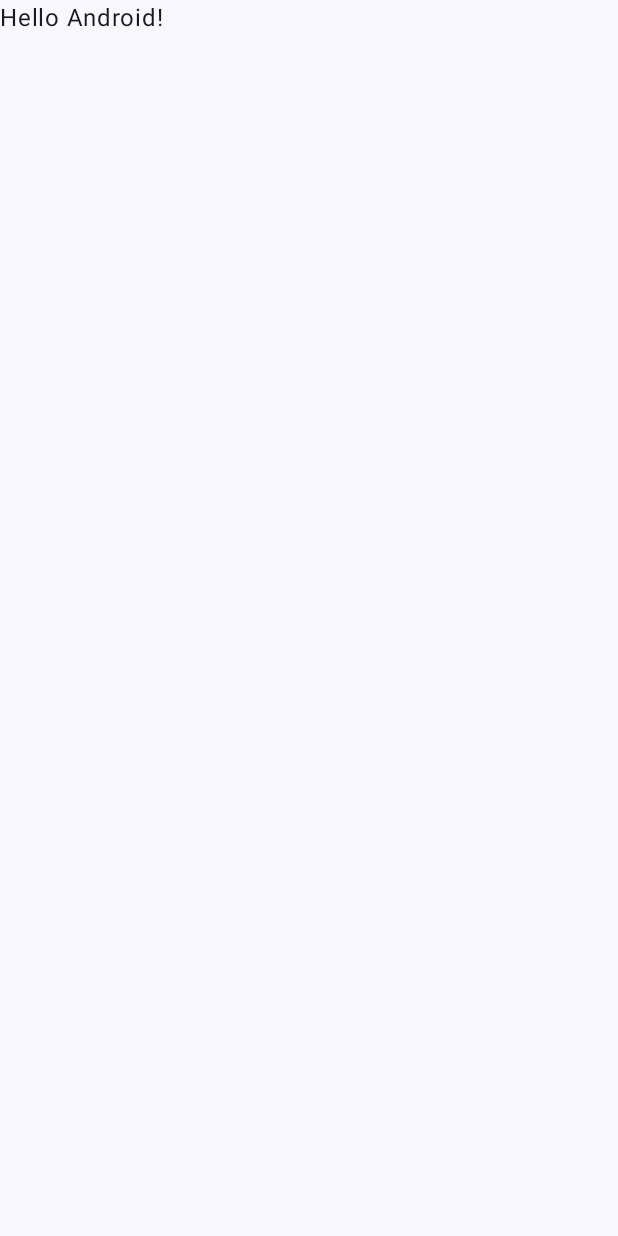
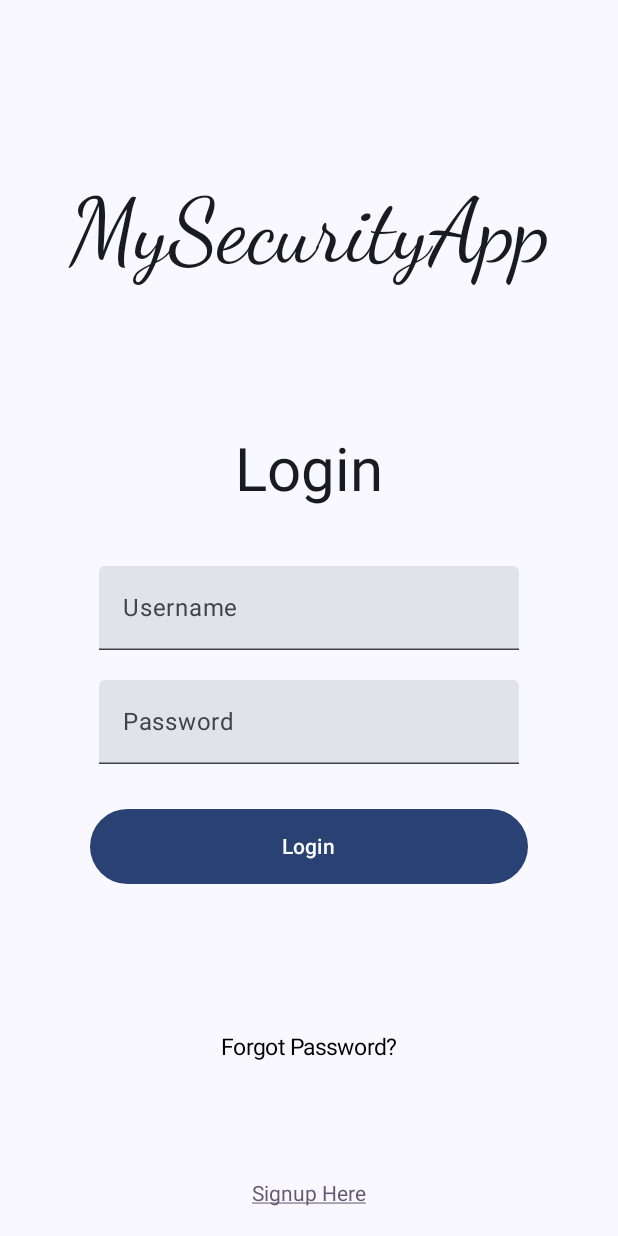
Before and after one commit to Maricarmen5-31/DANPExamen01, an Android app built with Jetpack Compose: the screen it shows after launch (MainActivity), on a phone screen of 412 x 824 dp. Before the commit the screen is almost empty. Run offline under Robolectric (Android 15) with nearby library versions, the phone set to English and light mode, and no system bars.

Commit message:
2da parte

```diff
--- /dev/null
+++ b/app/src/main/java/com/example/danpexamen01/interfaces/LoginPage.kt
@@ -0,0 +1,111 @@
+package com.example.danpexamen01.interfaces
+
+import androidx.compose.foundation.layout.*
+import androidx.compose.foundation.shape.RoundedCornerShape
+import androidx.compose.foundation.text.ClickableText
+import androidx.compose.foundation.text.KeyboardOptions
+import androidx.compose.material3.Button
+import androidx.compose.material3.ExperimentalMaterial3Api
+import androidx.compose.material3.Text
+import androidx.compose.material3.TextField
+import androidx.compose.runtime.Composable
+import androidx.compose.runtime.mutableStateOf
+import androidx.compose.runtime.remember
+import androidx.compose.ui.Alignment
+import androidx.compose.ui.Modifier
+import androidx.compose.ui.text.AnnotatedString
+import androidx.compose.ui.text.TextStyle
+import androidx.compose.ui.text.font.FontFamily
+import androidx.compose.ui.text.input.KeyboardType
+import androidx.compose.ui.text.input.TextFieldValue
+import androidx.compose.ui.text.style.TextDecoration
+import androidx.compose.ui.unit.dp
+import androidx.compose.ui.unit.sp
+import androidx.navigation.NavController
+import com.example.danpexamen01.ui.theme.PurpleGrey40
+
+@OptIn(ExperimentalMaterial3Api::class)
+@Composable
+fun LoginPage(navController: NavController) {
+    Box(modifier = Modifier.fillMaxSize()) {
+        ClickableText(
+            text = AnnotatedString("Signup Here"),
+            modifier = Modifier
+                .align(Alignment.BottomCenter)
+                .padding(20.dp),
+            onClick = { navController.navigate("signup") },
+            style = TextStyle(
+                fontSize = 14.sp,
+                fontFamily = FontFamily.Default,
+                textDecoration = TextDecoration.Underline,
+                color = PurpleGrey40
+            )
+        )
+    }
+    Column(
+        modifier = Modifier.padding(20.dp),
+        verticalArrangement = Arrangement.Center,
+        horizontalAlignment = Alignment.CenterHorizontally
+    ) {
+        val username = remember {
+            mutableStateOf(TextFieldValue())
+        }
+        val password = remember {
+            mutableStateOf(TextFieldValue())
+        }
+
+        Text(
+            text = "MySecurityApp",
+            style = TextStyle(fontSize = 60.sp, fontFamily = FontFamily.Cursive)
+        )
+
+        Spacer(modifier = Modifier.height(100.dp))
+
+        Text(
+            text = "Login",
+            style = TextStyle(fontSize = 40.sp, fontFamily = FontFamily.SansSerif)
+        )
+
+        Spacer(modifier = Modifier.height(40.dp))
+
+        TextField(
+            label = { Text(text = "Username") },
+            value = username.value,
+            onValueChange = { username.value = it }
+        )
+
+        Spacer(modifier = Modifier.height(20.dp))
+
+        TextField(
+            label = { Text(text = "Password") },
+            value = password.value,
+            onValueChange = { password.value = it },
+            keyboardOptions = KeyboardOptions(keyboardType = KeyboardType.Password)
+        )
+
+        Spacer(modifier = Modifier.height(30.dp))
+
+        Box(modifier = Modifier.padding(40.dp, 0.dp, 40.dp, 0.dp)) {
+            Button(
+                onClick = {navController.navigate("menu")},
+                shape = RoundedCornerShape(50.dp),
+                modifier = Modifier
+                    .fillMaxWidth()
+                    .height(50.dp)
+            ) {
+                Text(text = "Login")
+            }
+        }
+
+        Spacer(modifier = Modifier.height(100.dp))
+
+        ClickableText(
+            text = AnnotatedString("Forgot Password?"),
+            onClick = { navController.navigate("forgot-password") },
+            style = TextStyle(
+                fontSize = 15.sp,
+                fontFamily = FontFamily.Default
+            )
+        )
+    }
+}
--- a/app/src/main/java/com/example/danpexamen01/interfaces/MainActivity.kt
+++ b/app/src/main/java/com/example/danpexamen01/interfaces/MainActivity.kt
@@ -8,8 +8,13 @@ import androidx.compose.material3.MaterialTheme
 import androidx.compose.material3.Surface
 import androidx.compose.material3.Text
 import androidx.compose.runtime.Composable
+import androidx.compose.runtime.mutableStateListOf
+import androidx.compose.runtime.remember
 import androidx.compose.ui.Modifier
 import androidx.compose.ui.tooling.preview.Preview
+import androidx.navigation.compose.NavHost
+import androidx.navigation.compose.composable
+import androidx.navigation.compose.rememberNavController
 import com.example.danpexamen01.ui.theme.DANPExamen01Theme
 
 class MainActivity : ComponentActivity() {
@@ -22,7 +27,7 @@ class MainActivity : ComponentActivity() {
                     modifier = Modifier.fillMaxSize(),
                     color = MaterialTheme.colorScheme.background
                 ) {
-                    Greeting("Android")
+                    ScreenMain()
                 }
             }
         }
@@ -30,17 +35,23 @@ class MainActivity : ComponentActivity() {
 }
 
 @Composable
-fun Greeting(name: String, modifier: Modifier = Modifier) {
-    Text(
-        text = "Hello $name!",
-        modifier = modifier
-    )
+fun ScreenMain() {
+    val navController = rememberNavController()
+
+    NavHost(navController = navController, startDestination = "login") {
+        composable("login") { LoginPage(navController) }
+        composable("menu") { PrincipalMenu(navController = navController) }
+        composable("signup") { SignUp(navController = navController)}
+        composable("forgot-password") { ForgotPassword(navController = navController)}
+        composable("registrar-incident") { RegisterIncident(navController = navController) }
+        composable("listado_incident") { ListaIncident(navController = navController) }
+    }
 }
 
 @Preview(showBackground = true)
 @Composable
-fun GreetingPreview() {
+fun ScreenPreview() {
     DANPExamen01Theme {
-        Greeting("Android")
+        ScreenMain()
     }
 }
--- a/app/src/main/java/com/example/danpexamen01/ui/theme/Color.kt
+++ b/app/src/main/java/com/example/danpexamen01/ui/theme/Color.kt
@@ -6,6 +6,5 @@ val Purple80 = Color(0xFFD0BCFF)
 val PurpleGrey80 = Color(0xFFCCC2DC)
 val Pink80 = Color(0xFFEFB8C8)
 
-val Purple40 = Color(0xFF6650a4)
 val PurpleGrey40 = Color(0xFF625b71)
 val Pink40 = Color(0xFF7D5260)
--- a/app/src/main/java/com/example/danpexamen01/ui/theme/Theme.kt
+++ b/app/src/main/java/com/example/danpexamen01/ui/theme/Theme.kt
@@ -22,7 +22,6 @@ private val DarkColorScheme = darkColorScheme(
 )
 
 private val LightColorScheme = lightColorScheme(
-    primary = Purple40,
     secondary = PurpleGrey40,
     tertiary = Pink40
 
```
Also changed, not shown: app/src/main/java/com/example/danpexamen01/interfaces/CustomTopAppBar.kt (added, +27 -0 lines), app/src/main/java/com/example/danpexamen01/interfaces/ForgotPassword.kt (added, +72 -0 lines), app/src/main/java/com/example/danpexamen01/interfaces/ListaIncident.kt (added, +43 -0 lines), app/src/main/java/com/example/danpexamen01/interfaces/PrincipalMenu.kt (added, +94 -0 lines), app/src/main/java/com/example/danpexamen01/interfaces/RegisterIncident.kt (added, +128 -0 lines), app/src/main/java/com/example/danpexamen01/interfaces/Signup.kt (added, +100 -0 lines).
